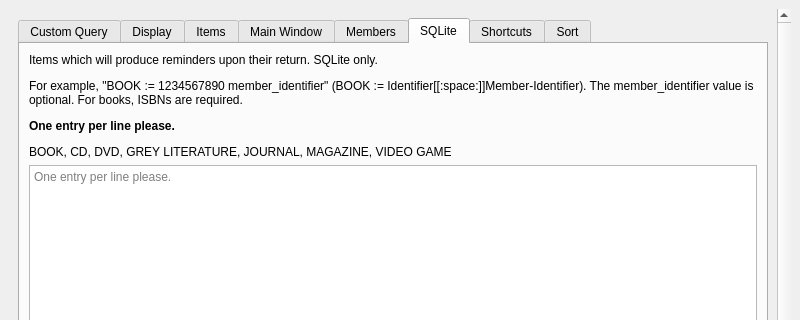
Old version of the form UI/biblioteq_otheroptions.ui in the repository textbrowser/biblioteq; both pictures show x 0 to 800 and y 0 to 320 of the 800 by 800 pixel window.
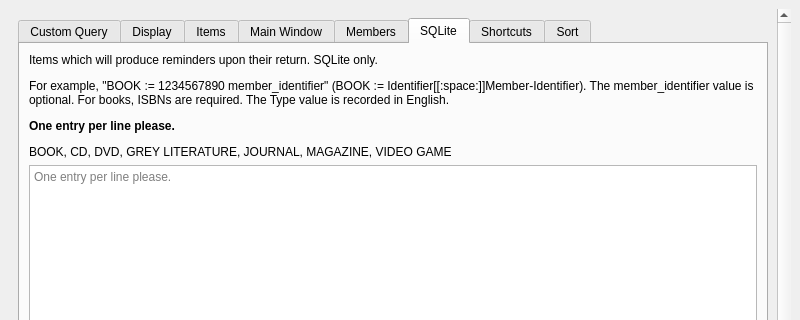
New version of the form. The open tabs and pages were chosen to show the change. Icons and pictures are not drawn. Custom widgets are drawn as their Qt base class.

Commit message: Do not record a translated type in return_reminders.

```diff
--- a/UI/biblioteq_otheroptions.ui
+++ b/UI/biblioteq_otheroptions.ui
@@ -788,7 +788,7 @@
             <item>
              <widget class="QLabel" name="label_17">
               <property name="text">
-               <string>&lt;html&gt;&lt;head/&gt;&lt;body&gt;&lt;p&gt;Items which will produce reminders upon their return. SQLite only.&lt;/p&gt;&lt;p&gt;For example, &amp;quot;BOOK := 1234567890 member_identifier&amp;quot; (BOOK := Identifier[[:space:]]Member-Identifier). The member_identifier value is optional. For books, ISBNs are required.&lt;/p&gt;&lt;p&gt;&lt;span style=&quot; font-weight:600;&quot;&gt;One entry per line please.&lt;/span&gt;&lt;/p&gt;&lt;p&gt;BOOK, CD, DVD, GREY LITERATURE, JOURNAL, MAGAZINE, VIDEO GAME&lt;/p&gt;&lt;/body&gt;&lt;/html&gt;</string>
+               <string>&lt;html&gt;&lt;head/&gt;&lt;body&gt;&lt;p&gt;Items which will produce reminders upon their return. SQLite only.&lt;/p&gt;&lt;p&gt;For example, &amp;quot;BOOK := 1234567890 member_identifier&amp;quot; (BOOK := Identifier[[:space:]]Member-Identifier). The member_identifier value is optional. For books, ISBNs are required. The Type value is recorded in English.&lt;/p&gt;&lt;p&gt;&lt;span style=&quot; font-weight:600;&quot;&gt;One entry per line please.&lt;/span&gt;&lt;/p&gt;&lt;p&gt;BOOK, CD, DVD, GREY LITERATURE, JOURNAL, MAGAZINE, VIDEO GAME&lt;/p&gt;&lt;/body&gt;&lt;/html&gt;</string>
               </property>
               <property name="wordWrap">
                <bool>true</bool>
```
The commit also changes 1 other file.
